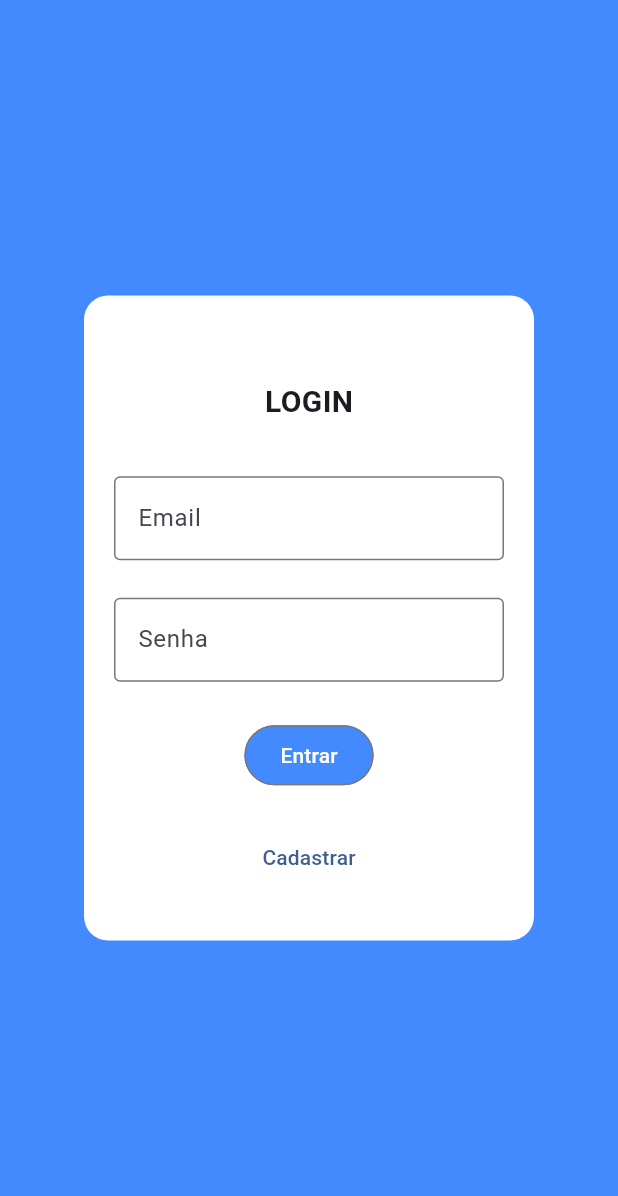
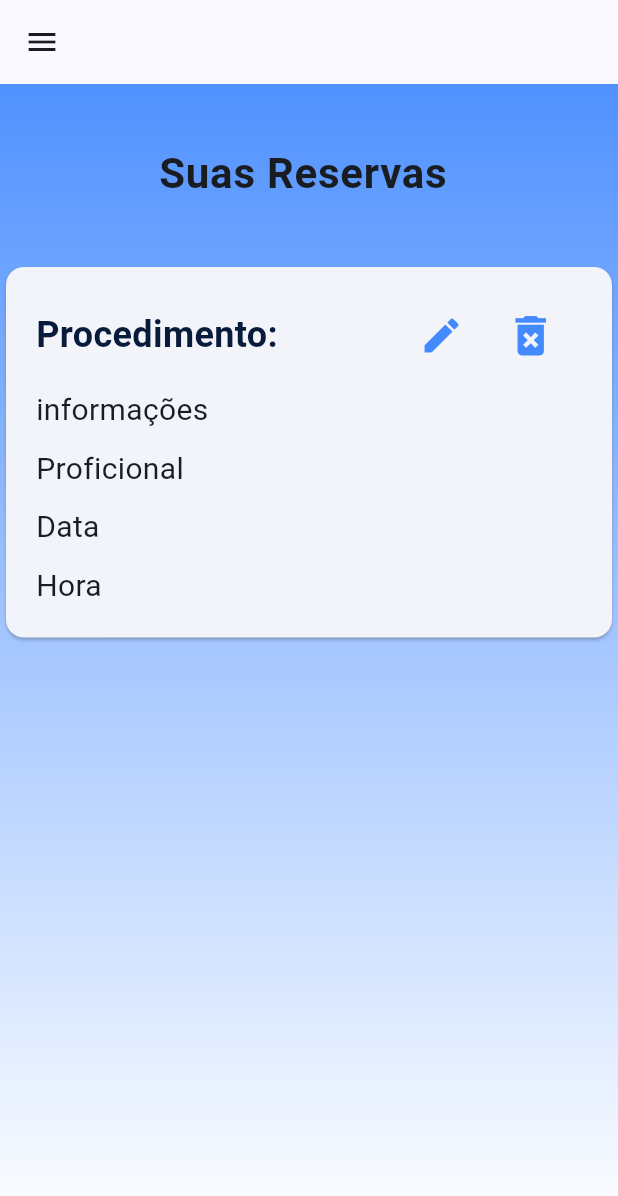
Before and after one commit to gabyferr/agendamento, a Flutter app: the screen it shows after launch, on a phone screen of 412 x 824 dp. Shown: the top 1196 px of the screen. Run offline on Flutter 3.47's test engine with Material 2 defaults, Android fonts, the light colour scheme and no system bars; our stand-ins replace brasil_fields, cloud_firestore, firebase_core, flutter_modular, rx_notifier; missing offline and left inert: cloud_firestore_web, dart_date, firebase_core_web; accounts and stored records are empty.

Commit message:
E assim se criou a HomeReserva e as navegações do menu

```diff
--- a/lib/app/config/app_module.dart
+++ b/lib/app/config/app_module.dart
@@ -1,5 +1,6 @@
 // import 'package:agendamento/app/modules/reservas/home_reservas.dart';
 import 'package:agendamento/app/modules/login/login_page.dart';
+import 'package:agendamento/app/modules/reservas/home_reservas.dart';
 import 'package:agendamento/app/modules/reservas/reserva_controller.dart';
 import 'package:agendamento/app/modules/usuario/usuario_controller.dart';
 import 'package:agendamento/app/modules/usuario/usuario_page.dart';
@@ -25,6 +26,6 @@ class AppModule extends Module {
         ChildRoute('/', child: (context, args) => const HomePage()),
         ChildRoute('/usuario', child: (context, args) => const UsuarioPage()),
         ChildRoute('/login', child: (context, args) => const LoginPage()),
-        // ChildRoute('/reservas', child: (context, args) => StarBackground()),
+        ChildRoute('/reservas', child: (context, args) => HomeReservas()),
       ];
 }
--- a/lib/app/config/app_widget.dart
+++ b/lib/app/config/app_widget.dart
@@ -8,7 +8,7 @@ class AppWidget extends StatelessWidget {
 
   @override
   Widget build(BuildContext context) {
-    Modular.setInitialRoute('/login');
+    Modular.setInitialRoute('/reservas');
     return MaterialApp.router(
       title: 'App',
       theme: ThemeData(
--- a/lib/app/modules/menu/drawer_menu.dart
+++ b/lib/app/modules/menu/drawer_menu.dart
@@ -1,4 +1,6 @@
+
 import 'package:flutter/material.dart';
+import 'package:flutter_modular/flutter_modular.dart';
 
 class DrawerMenu extends StatelessWidget {
   const DrawerMenu({Key? key}) : super(key: key);
@@ -24,18 +26,45 @@ class DrawerMenu extends StatelessWidget {
                         'CATEGORIAS',
                         textAlign: TextAlign.center,
                         style: TextStyle(
-                          fontSize: 26,
+                          fontSize: 28,
                           fontWeight: FontWeight.bold,
                           color: Colors.white,
                         ),
                       ),
+
                     ],
                   ),
                 ),
               ],
             ),
           ),
-
+         Container(
+          child:  ListTile(title: TextButton(onPressed: () { Modular.to.navigate('/'); },
+          child: Text('Página inicial',
+          style: TextStyle(fontWeight: FontWeight.bold, fontSize: 24),),),
+                ),
+         ),
+          Divider(
+            height: 10,
+            ),
+         Container(
+          child:  ListTile(title: TextButton(onPressed: () { Modular.to.navigate('/reservas'); },
+          child: Text('Minhas Reservas',
+          style: TextStyle(fontWeight: FontWeight.bold, fontSize: 24),),),
+                ),
+         ),
+          Divider(
+           height: 10,
+          ),
+          Container(
+          child:  ListTile(title: TextButton(onPressed: () { Modular.to.navigate('/'); },
+          child: Text('Sair',
+          style: TextStyle(fontWeight: FontWeight.bold, fontSize: 24),),),
+                ),
+         ),
+          Divider(
+           height: 5,
+          ),
         ],
       ),
     );
--- a/lib/app/modules/reservas/home_reservas.dart
+++ b/lib/app/modules/reservas/home_reservas.dart
@@ -1,120 +1,119 @@
-// import 'dart:html';
-// import 'dart:math';
+import 'package:agendamento/app/modules/menu/drawer_menu.dart';
+import 'package:flutter/material.dart';
 
-// import 'package:flutter/material.dart';
+class HomeReservas extends StatefulWidget {
+  const HomeReservas({super.key});
 
-// class StarBackground extends StatefulWidget {
-//   @override
-//   _StarBackgroundState createState() => _StarBackgroundState();
-// }
+  @override
+  State<HomeReservas> createState() => _HomeReservasState();
+}
 
-// class _StarBackgroundState extends State<StarBackground>
-//     with SingleTickerProviderStateMixin {
-//   late final AnimationController _controller;
-//   late final List<Star> _stars;
+class _HomeReservasState extends State<HomeReservas> {
+  @override
+  Widget build(BuildContext context) {
+    return Stack(
+      children: [
+        Container(
+          decoration: const BoxDecoration(
+            gradient: LinearGradient(
+              begin: Alignment.topCenter,
+              end: Alignment.bottomCenter,
+              colors: [
+                Colors.blueAccent,
+                Colors.white,
+              ],
+            ),
+          ),
+        ),
+        Scaffold(
+          backgroundColor: Colors.transparent,
+          drawer: DrawerMenu(),
+          appBar:AppBar(
+        ),
+        body: Column(
+          children: [
+            Container(
+              padding: EdgeInsets.only(top: 30,),
+              child: Column(
+                children: [
+                  ListTile(
+                    title: Center(child: Text('Suas Reservas',
+                    style: TextStyle(fontWeight: FontWeight.bold, fontSize: 28),
+                    ),
+                    ),
+                  ),
+                ],
+              ),
+            ),
 
-//   @override
-//   void initState() {
-//     super.initState();
-//     WidgetsBinding.instance.addPostFrameCallback((_) {
-//       _controller = AnimationController(
-//         vsync: this,
-//         duration: Duration(minutes: 1),
-//       );
+            Container(
+              child: Padding(
+                padding: const EdgeInsets.only(bottom: 20, top: 30),
+                child: ListBody(children: [
+                  Card(
+                    shadowColor: Colors.black,
+                    child: Padding(
+                      padding: const EdgeInsets.only(bottom: 20, top: 20, ),
+                      child: Column(
+                        children: [
+                          Row(
+                            children: [
 
-//       _stars = List.generate(
-//         50,
-//         (index) => Star(
-//           x: Random().nextDouble() * MediaQuery.of(context).size.width,
-//           y: Random().nextDouble() * MediaQuery.of(context).size.height,
-//           size: Random().nextDouble() * 2 + 1,
-//           speed: Random().nextDouble() * 0.5 + 0.2,
-//         ),
-//       );
+                              Container(alignment: Alignment.topCenter,
+                               padding: EdgeInsets.only(left: 20),
+                                child: Text('Procedimento:',
+                                style: TextStyle(fontSize: 24, fontWeight: FontWeight.bold, color:Color(0xFF091B3A)),
+                                ),
+                              ),
+                              //  SizedBox(width: 40),
+                              Container(alignment: Alignment.topRight,
+                              padding:EdgeInsets.only(left: 85) ,
+                                child: IconButton(onPressed: () => {}, icon: Icon(Icons.edit, size: 30, color:Colors.blueAccent),
+                                ),
+                                ),
+                                SizedBox(width: 10,),
+                                Container(alignment: Alignment.topRight,
+                                child: IconButton(onPressed: () => {}, icon: Icon(Icons.delete_forever, size: 35, color:Colors.blueAccent),
+                                ),
+                                ),
+                            ],
+                          ),
+                          Container(
+                          alignment: Alignment.topLeft,
+                          padding: EdgeInsets.only(left: 20, top: 10),
+                            child: Text('informações', style: TextStyle(fontSize: 20),
+                            ),
+                            ),
+                          Container(
+                          alignment: Alignment.topLeft,
+                          padding: EdgeInsets.only(left: 20, top: 10),
+                            child: Text('Proficional', style: TextStyle(fontSize: 20),
+                            ),
+                            ),
+                            Container(
+                          alignment: Alignment.topLeft,
+                          padding: EdgeInsets.only(left: 20, top: 10),
+                            child: Text('Data', style: TextStyle(fontSize: 20),
+                            ),
+                            ),
+                            Container(
+                          alignment: Alignment.topLeft,
+                          padding: EdgeInsets.only(left: 20, top: 10),
+                            child: Text('Hora', style: TextStyle(fontSize: 20),
+                            ),
+                            ),
+                        ],
+                      ),
+                    ),
+                  )
+                ]),
+              ),
+            ),
+          ],
+        ),
 
-//       _controller.repeat();
-//     });
-//   }
-
-//   @override
-//   void dispose() {
-//     _controller.dispose();
-//     super.dispose();
-//   }
-
-//   @override
-//   Widget build(BuildContext context) {
-//     return AnimatedBuilder(
-//       animation: _controller,
-//       builder: (context, child) {
-//         return CustomPaint(
-//           painter: StarPainter(
-//             stars: _stars,
-//             progress: _controller.value,
-//           ),
-//           size: MediaQuery.of(context).size,
-//         );
-//       },
-//     );
-//   }
-// }
-
-// class Star {
-//   final double x;
-//   final double y;
-//   final double size;
-//   final double speed;
-
-//   Star({
-//     required this.x,
-//     required this.y,
-//     required this.size,
-//     required this.speed,
-//   });
-// }
-
-// class StarPainter extends CustomPainter {
-//   final List<Star> stars;
-//   final double progress;
-
-//   StarPainter({required this.stars, required this.progress});
-
-//   @override
-//   void paint(Canvas canvas, Size size) {
-//     final paint = Paint()..color = Colors.white;
-
-//     stars.forEach((star) {
-//       final starPath = Path();
-//       starPath.moveTo(star.x, star.y);
-//       starPath.lineTo(star.x - star.size, star.y + star.size);
-//       starPath.lineTo(star.x + star.size, star.y + star.size);
-//       starPath.lineTo(star.x, star.y - star.size);
-//       starPath.close();
-
-//       final starPaint = paint..color = paint.color.withOpacity(star.size / 3);
-
-//       canvas.drawPath(starPath, starPaint);
-//     });
-//   }
-
-//   @override
-//   bool shouldRepaint(covariant CustomPainter oldDelegate) => true;
-// }
-
-// class StarBackgroundPage extends StatelessWidget {
-//   @override
-//   Widget build(BuildContext context) {
-//     return Scaffold(
-//       appBar: AppBar(
-//         title: Text('Fundo de Estrelas em Movimento'),
-//       ),
-//       body: StarBackground(),
-//     );
-//   }
-// }
-
-// void main() {
-//   runApp(MaterialApp(
-//     home: StarBackgroundPage(),
-//   ));
-// }
+        ),
+      ],
+    );
+  }
+}
--- a/lib/app/modules/usuario/usuario_controller.dart
+++ b/lib/app/modules/usuario/usuario_controller.dart
@@ -1,7 +1,7 @@
 // ignore_for_file: public_member_api_docs, sort_constructors_first
 import 'package:agendamento/app/modules/usuario/usuario_model.dart';
 import 'package:cloud_firestore/cloud_firestore.dart';
-import 'package:flutter_modular/flutter_modular.dart';
+
 
 class UsuarioController {
   final CollectionReference service;
@@ -11,6 +11,5 @@ class UsuarioController {
 
   save(UsuarioModel usuarioModel) async {
     await service.add(usuarioModel.toMap());
-    Modular.to.pushNamed('/reservas');
   }
 }
--- a/lib/app/modules/usuario/usuario_page.dart
+++ b/lib/app/modules/usuario/usuario_page.dart
@@ -226,7 +226,7 @@ class UsuarioPage extends StatelessWidget {
                                                                 .all(Colors
                                                                     .blueAccent)),
                                                     onPressed: () {
-                                                      Modular.to.pop();
+                                                      Modular.to.navigate('/reservas');
                                                     },
                                                     child: Text(
                                                       'ok',
@@ -268,4 +268,3 @@ class UsuarioPage extends StatelessWidget {
     );
   }
 }
-//https://firebase.google.com/docs/auth/flutter/start?hl=pt-br#:~:text=Primeiros%20passos%20com%20o%20Firebase%20Authentication%20no%20Flutter,estado%20da%20autentica%C3%A7%C3%A3o%20...%206%20Pr%C3%B3ximas%20etapas%20//
--- a/lib/app/util/validacao_util.dart
+++ b/lib/app/util/validacao_util.dart
@@ -48,4 +48,6 @@ class ValidacaoUtil {
   static String? validarCep(value) {
     return null;
   }
+
+
 }
```
